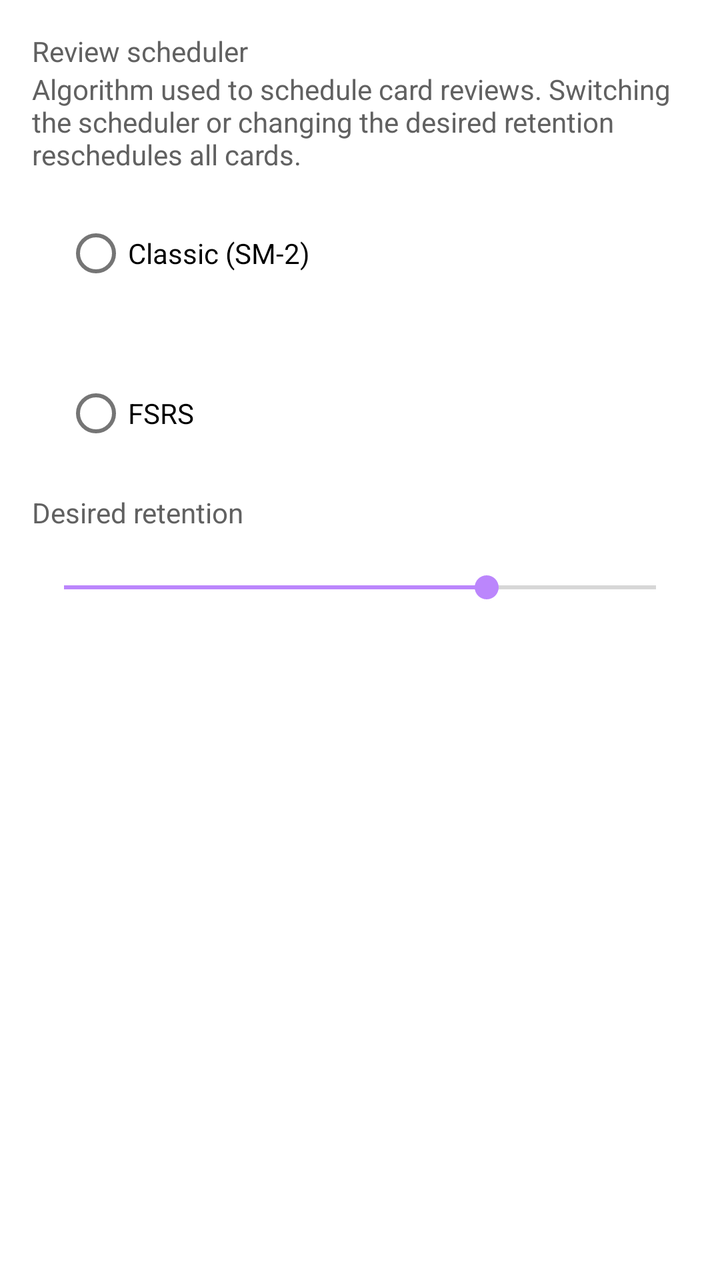
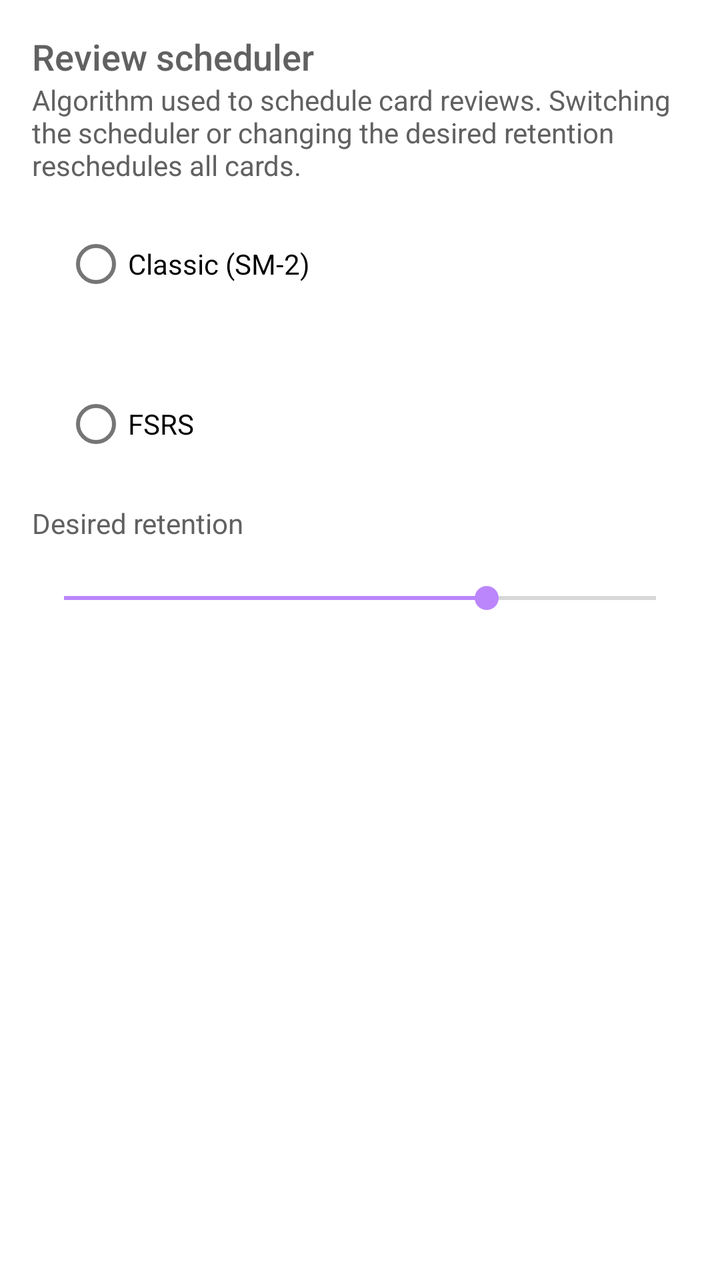

Compare the two renders of this Android layout. The source of the first and the diff that turns it into the second are given below.
<!-- AndroidManifest.xml: application theme Theme.Aflashdeck -->
<!-- res/layout/menu_scheduler.xml -->
<?xml version="1.0" encoding="utf-8"?>
<androidx.appcompat.widget.LinearLayoutCompat xmlns:android="http://schemas.android.com/apk/res/android"
    xmlns:tool="http://schemas.android.com/tools"
    android:layout_width="match_parent"
    android:layout_height="match_parent"
    android:orientation="vertical"
    android:padding="@dimen/text_margin">

    <com.google.android.material.textview.MaterialTextView
        android:layout_width="match_parent"
        android:layout_height="wrap_content"
        android:text="@string/settings_scheduler" />

    <com.google.android.material.textview.MaterialTextView
        android:layout_width="match_parent"
        android:layout_height="wrap_content"
        android:text="@string/settings_scheduler_desc" />

    <RadioGroup
        android:id="@+id/radioGroup_scheduler_mode"
        android:layout_width="match_parent"
        android:layout_height="wrap_content">

        <com.google.android.material.radiobutton.MaterialRadioButton
            android:id="@+id/radio_scheduler_classic"
            android:layout_width="match_parent"
            android:layout_height="wrap_content"
            android:layout_margin="@dimen/text_margin"
            android:text="@string/scheduler_mode_classic" />

        <com.google.android.material.radiobutton.MaterialRadioButton
            android:id="@+id/radio_scheduler_fsrs"
            android:layout_width="match_parent"
            android:layout_height="wrap_content"
            android:layout_margin="@dimen/text_margin"
            android:text="@string/scheduler_mode_fsrs" />
    </RadioGroup>

    <androidx.appcompat.widget.LinearLayoutCompat
        android:id="@+id/container_retention"
        android:layout_width="match_parent"
        android:layout_height="wrap_content"
        android:orientation="vertical">

        <com.google.android.material.textview.MaterialTextView
            android:layout_width="match_parent"
            android:layout_height="wrap_content"
            android:text="@string/scheduler_desired_retention" />

        <com.google.android.material.textview.MaterialTextView
            android:id="@+id/text_retention_value"
            android:layout_width="match_parent"
            android:layout_height="wrap_content"
            tool:text="90%" />

        <SeekBar
            android:id="@+id/seekBar_retention"
            android:layout_width="match_parent"
            android:layout_height="wrap_content"
            android:max="28"
            android:progress="20" />
    </androidx.appcompat.widget.LinearLayoutCompat>
</androidx.appcompat.widget.LinearLayoutCompat>
<!-- resources referenced by this layout -->
<resources>
  <dimen name="text_margin">16dp</dimen>
  <string name="scheduler_desired_retention">Desired retention</string>
  <string name="scheduler_mode_classic">Classic (SM-2)</string>
  <string name="scheduler_mode_fsrs">FSRS</string>
  <string name="settings_scheduler">Review scheduler</string>
  <string name="settings_scheduler_desc">Algorithm used to schedule card reviews. Switching the scheduler or changing the desired retention reschedules all cards.</string>
  <style name="Theme.Aflashdeck" parent="Theme.MaterialComponents.DayNight.DarkActionBar">
          
          <item name="colorPrimary">@color/teal_custom</item>
          <item name="colorPrimaryVariant">@color/teal_700</item>
          <item name="colorOnPrimary">@color/white</item>
          
          <item name="colorSecondary">@color/purple_200</item>
          <item name="colorSecondaryVariant">@color/purple_500</item>
          <item name="colorOnSecondary">@color/white</item>
          
          <item name="android:statusBarColor" tools:targetApi="l">?attr/colorPrimaryVariant</item>
          
          <item name="pageBackground">@color/white</item>
          <item name="android:textColor">@color/gray_700</item>
      </style>
  <color name="teal_custom">#008080</color>
  <color name="teal_700">#FF018786</color>
  <color name="white">#FFFFFFFF</color>
  <color name="purple_200">#FFBB86FC</color>
  <color name="purple_500">#FF6200EE</color>
  <color name="gray_700">#616161</color>
</resources>

<!-- the commit's change to res/layout/menu_scheduler.xml (unified diff, before → after) -->
@@ -7,8 +7,10 @@
     android:padding="@dimen/text_margin">
 
     <com.google.android.material.textview.MaterialTextView
+        style="@style/Theme.Aflashdeck.MenuTextView"
         android:layout_width="match_parent"
         android:layout_height="wrap_content"
+        android:minHeight="0dp"
         android:text="@string/settings_scheduler" />
 
     <com.google.android.material.textview.MaterialTextView
<!-- resource entries referenced after the edit -->
@@ -6,6 +6,15 @@
   <string name="scheduler_mode_fsrs">FSRS</string>
   <string name="settings_scheduler">Review scheduler</string>
   <string name="settings_scheduler_desc">Algorithm used to schedule card reviews. Switching the scheduler or changing the desired retention reschedules all cards.</string>
+  <style name="Theme.Aflashdeck.MenuTextView" parent="Widget.AppCompat.TextView">
+          <item name="android:textAppearance">?android:attr/textAppearanceButton</item>
+          <item name="android:gravity">center_vertical</item>
+          <item name="android:minHeight">70dp</item>
+          <item name="android:textAllCaps">false</item>
+          <item name="android:textColor">@color/daynight_gray_700_white</item>
+          <item name="android:textSize">@dimen/text_nav_menu</item>
+          <item name="android:textStyle">normal</item>
+      </style>
   <style name="Theme.Aflashdeck" parent="Theme.MaterialComponents.DayNight.DarkActionBar">
           
           <item name="colorPrimary">@color/teal_custom</item>
@@ -21,6 +30,8 @@
           <item name="pageBackground">@color/white</item>
           <item name="android:textColor">@color/gray_700</item>
       </style>
+  <color name="daynight_gray_700_white">@color/gray_700</color>
+  <dimen name="text_nav_menu">18sp</dimen>
   <color name="teal_custom">#008080</color>
   <color name="teal_700">#FF018786</color>
   <color name="white">#FFFFFFFF</color>
